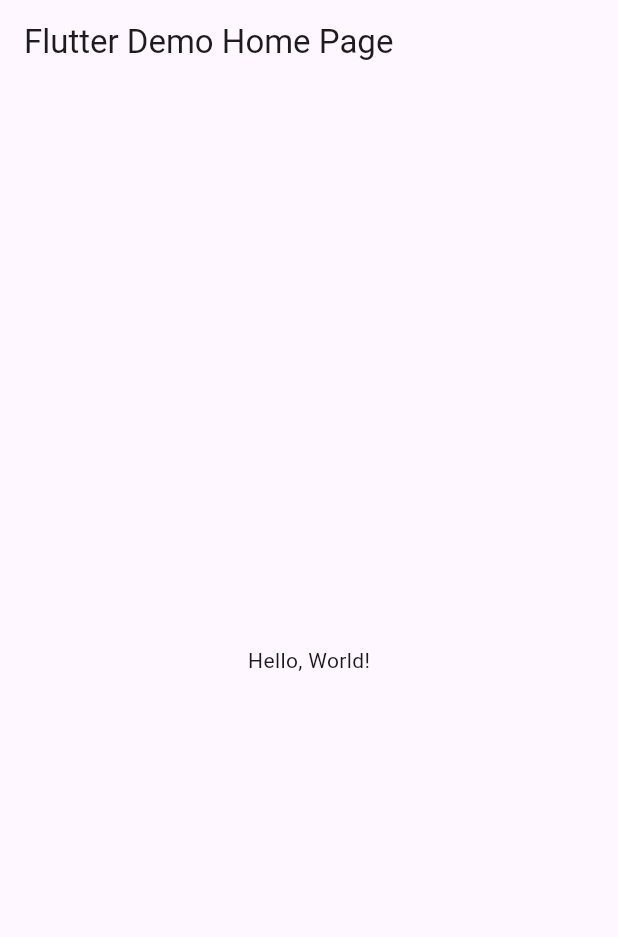
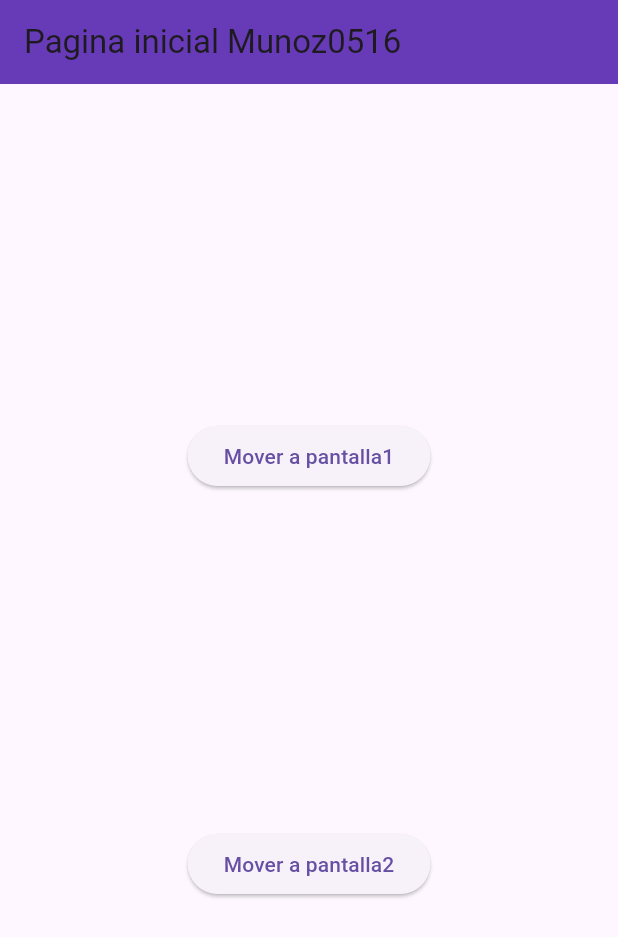
Before and after one commit to abrilmunozzapata1/p15Rutasv2-0516, a Flutter app: the screen it shows after launch, on a phone screen of 412 x 824 dp. Shown: the top 937 px of the screen. Run offline on Flutter 3.47's test engine with Material 3 defaults, Android fonts, the phone set to English and light mode, and no system bars.

```diff
--- a/lib/main.dart
+++ b/lib/main.dart
@@ -1,43 +1,23 @@
 import 'package:flutter/material.dart';
+import 'package:munoz0516/pantalla2_0516.dart';
+import 'package:munoz0516/pantalla1_0516.dart';
+import 'package:munoz0516/pantallaini_0516.dart';
 
-void main() => runApp(MyApp());
+void main() => runApp(MiApp0516());
 
-class MyApp extends StatelessWidget {
-  const MyApp({super.key});
-  // This widget is the root of your application.
+class MiApp0516 extends StatelessWidget {
+  const MiApp0516({Key? key}) : super(key: key);
+
   @override
   Widget build(BuildContext context) {
     return MaterialApp(
-      // Application name
-      title: 'Flutter Hello World',
-      // Application theme data, you can set the colors for the application as
-      // you want
-      theme: ThemeData(
-        // useMaterial3: true,
-        primarySwatch: Colors.blue,
-      ),
-      // A widget which will be started on application startup
-      home: MyHomePage(title: 'Flutter Demo Home Page'),
-    );
+        debugShowCheckedModeBanner: false,
+        initialRoute: "/",
+        routes: {
+          "/": (context) => PantallaIni_0516(),
+          "/Pantalla1_0516": (context) => Pantalla1_0516(),
+          "/Pantalla2_0516": (context) => Pantalla2_0516(),
+        } //fin ruta fagina
+        ); //fin material
   }
 }
-
-class MyHomePage extends StatelessWidget {
-  final String title;
-  const MyHomePage({super.key, required this.title});
-
-  @override
-  Widget build(BuildContext context) {
-    return Scaffold(
-      appBar: AppBar(
-        // The title text which will be shown on the action bar
-        title: Text(title),
-      ),
-      body: Center(
-        child: Text(
-          'Hello, World!',
-        ),
-      ),
-    );
-  }
-}
--- /dev/null
+++ b/lib/pantalla1_0516.dart
@@ -0,0 +1,28 @@
+//Pantalla1_0516
+//
+import 'package:flutter/material.dart';
+
+class Pantalla1_0516 extends StatelessWidget {
+  const Pantalla1_0516({Key? key}) : super(key: key);
+
+  @override
+  Widget build(BuildContext context) {
+    return Scaffold(
+      appBar: AppBar(
+        title: Text('Pantalla1 Munoz0516'),
+        backgroundColor: Colors.deepPurple,
+      ),
+      body: Center(
+        child: Column(
+          children: [
+            ElevatedButton(
+              onPressed: () {}, //fin de onPressed
+              child: const Text("Pantalla1"),
+            )
+          ], //fin ninos
+        ),
+      ),
+    );
+    ;
+  } //fin widget
+} //fin pantalla1
--- /dev/null
+++ b/lib/pantalla2_0516.dart
@@ -0,0 +1,23 @@
+//Pantalla2_0516
+//
+import 'package:flutter/material.dart';
+
+class Pantalla2_0516 extends StatelessWidget {
+  const Pantalla2_0516({Key? key}) : super(key: key);
+
+  @override
+  Widget build(BuildContext context) {
+    return Scaffold(
+      appBar: AppBar(
+        title: Text('Pantalla 2 Munoz0516'),
+        backgroundColor: Colors.deepPurple,
+      ),
+      body: Center(
+        child: Text(
+          'pantalla2',
+        ),
+      ),
+    );
+    ;
+  } //fin widget
+} //fin pantalla2
--- /dev/null
+++ b/lib/pantallaini_0516.dart
@@ -0,0 +1,34 @@
+import 'package:flutter/material.dart';
+
+class PantallaIni_0516 extends StatelessWidget {
+  const PantallaIni_0516({Key? key}) : super(key: key);
+
+  @override
+  Widget build(BuildContext context) {
+    return Scaffold(
+      appBar: AppBar(
+        title: Text("Pagina inicial Munoz0516"),
+        backgroundColor: Colors.deepPurple,
+      ),
+      body: Center(
+        child: Column(
+          mainAxisAlignment: MainAxisAlignment.spaceEvenly,
+          children: [
+            ElevatedButton(
+              onPressed: () {
+                Navigator.pushNamed(context, "/Pantalla1_0516");
+              }, //fin onPressed
+              child: Text("Mover a pantalla1"),
+            ),
+            ElevatedButton(
+              onPressed: () {
+                Navigator.pushNamed(context, "/Pantalla2_0516");
+              }, //fin onPressed
+              child: Text("Mover a pantalla2"),
+            )
+          ], //fin de ninos
+        ),
+      ),
+    ); //fin scaffold
+  } //fin widget
+} //fin pantalla inicial
```
